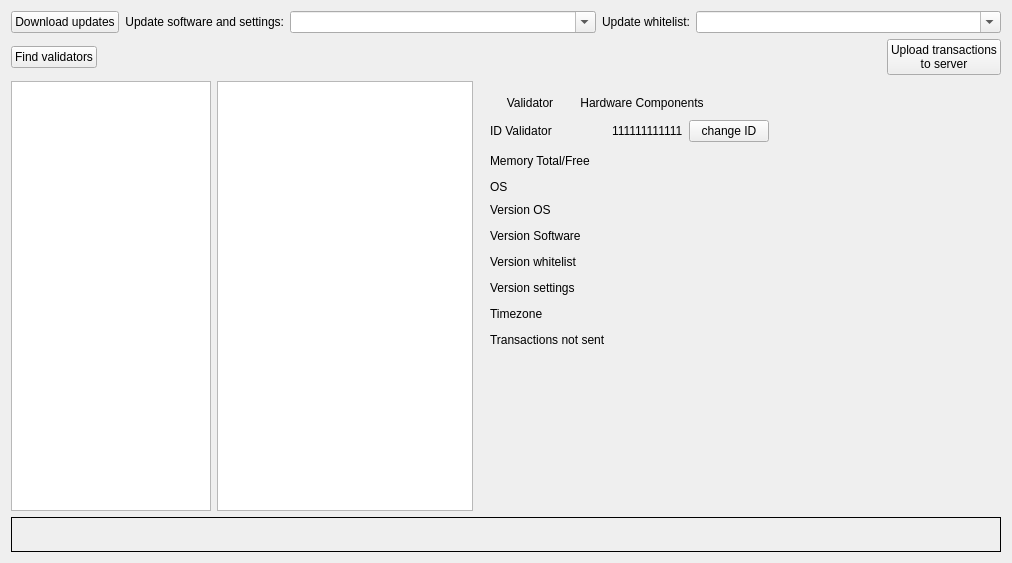
Before: the Qt Designer form updater/updater.ui in sergeysy/updater, drawn with Qt 5.
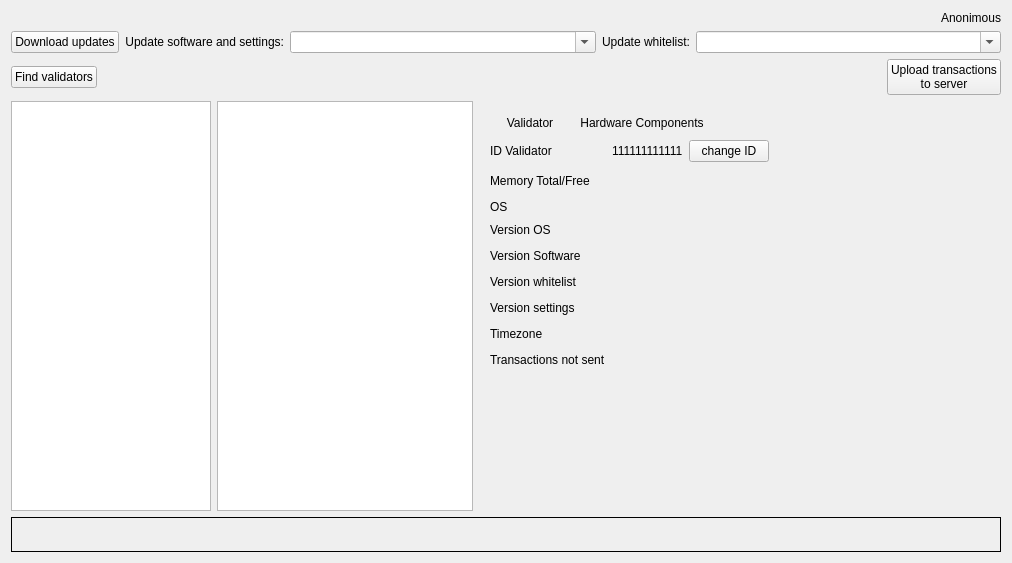
After: the same form once the commit is applied.

Commit message: add show name account. fix show cyrillic symbol

```diff
--- a/updater/updater.ui
+++ b/updater/updater.ui
@@ -15,114 +15,7 @@
   </property>
   <widget class="QWidget" name="centralWidget">
    <layout class="QGridLayout" name="gridLayout_13">
-    <item row="0" column="0">
-     <layout class="QGridLayout" name="gridLayout_11">
-      <item row="0" column="0">
-       <widget class="QPushButton" name="pbDownloadUpdates">
-        <property name="text">
-         <string>Download updates</string>
-        </property>
-       </widget>
-      </item>
-      <item row="0" column="2">
-       <widget class="QComboBox" name="comboBoxUpdateSoftware">
-        <property name="sizePolicy">
-         <sizepolicy hsizetype="MinimumExpanding" vsizetype="Fixed">
-          <horstretch>0</horstretch>
-          <verstretch>0</verstretch>
-         </sizepolicy>
-        </property>
-        <property name="editable">
-         <bool>true</bool>
-        </property>
-       </widget>
-      </item>
-      <item row="0" column="3">
-       <widget class="QLabel" name="label_2">
-        <property name="sizePolicy">
-         <sizepolicy hsizetype="Fixed" vsizetype="Preferred">
-          <horstretch>0</horstretch>
-          <verstretch>0</verstretch>
-         </sizepolicy>
-        </property>
-        <property name="text">
-         <string>Update whitelist:</string>
-        </property>
-        <property name="alignment">
-         <set>Qt::AlignRight|Qt::AlignTrailing|Qt::AlignVCenter</set>
-        </property>
-       </widget>
-      </item>
-      <item row="0" column="1">
-       <widget class="QLabel" name="label">
-        <property name="sizePolicy">
-         <sizepolicy hsizetype="Fixed" vsizetype="Preferred">
-          <horstretch>0</horstretch>
-          <verstretch>0</verstretch>
-         </sizepolicy>
-        </property>
-        <property name="text">
-         <string>Update software and settings:</string>
-        </property>
-        <property name="alignment">
-         <set>Qt::AlignRight|Qt::AlignTrailing|Qt::AlignVCenter</set>
-        </property>
-       </widget>
-      </item>
-      <item row="0" column="4">
-       <widget class="QComboBox" name="comboBoxUpdateWhitelist">
-        <property name="sizePolicy">
-         <sizepolicy hsizetype="MinimumExpanding" vsizetype="Fixed">
-          <horstretch>0</horstretch>
-          <verstretch>0</verstretch>
-         </sizepolicy>
-        </property>
-        <property name="editable">
-         <bool>true</bool>
-        </property>
-       </widget>
-      </item>
-     </layout>
-    </item>
-    <item row="1" column="0">
-     <layout class="QHBoxLayout" name="horizontalLayout">
-      <property name="sizeConstraint">
-       <enum>QLayout::SetMinimumSize</enum>
-      </property>
-      <item>
-       <widget class="QPushButton" name="pbProcessValidators">
-        <property name="text">
-         <string>Find validators</string>
-        </property>
-       </widget>
-      </item>
-      <item>
-       <spacer name="horizontalSpacer">
-        <property name="orientation">
-         <enum>Qt::Horizontal</enum>
-        </property>
-        <property name="sizeType">
-         <enum>QSizePolicy::MinimumExpanding</enum>
-        </property>
-        <property name="sizeHint" stdset="0">
-         <size>
-          <width>40</width>
-          <height>20</height>
-         </size>
-        </property>
-       </spacer>
-      </item>
-      <item>
-       <widget class="QPushButton" name="pbUploadTransactionToServer">
-        <property name="text">
-         <string>Upload transactions
-to server</string>
-        </property>
-       </widget>
-      </item>
-     </layout>
-    </item>
-    <item row="2" column="0">
+    <item row="3" column="0">
      <layout class="QGridLayout" name="gridLayout_12">
       <item row="0" column="0">
        <widget class="QListView" name="listView">
@@ -557,7 +450,7 @@
       </item>
      </layout>
     </item>
-    <item row="3" column="0">
+    <item row="4" column="0">
      <widget class="QLabel" name="labelStatusDetect">
       <property name="sizePolicy">
        <sizepolicy hsizetype="Preferred" vsizetype="Fixed">
@@ -581,6 +474,123 @@
       </property>
      </widget>
     </item>
+    <item row="1" column="0">
+     <layout class="QGridLayout" name="gridLayout_11">
+      <item row="0" column="0">
+       <widget class="QPushButton" name="pbDownloadUpdates">
+        <property name="text">
+         <string>Download updates</string>
+        </property>
+       </widget>
+      </item>
+      <item row="0" column="2">
+       <widget class="QComboBox" name="comboBoxUpdateSoftware">
+        <property name="sizePolicy">
+         <sizepolicy hsizetype="MinimumExpanding" vsizetype="Fixed">
+          <horstretch>0</horstretch>
+          <verstretch>0</verstretch>
+         </sizepolicy>
+        </property>
+        <property name="editable">
+         <bool>true</bool>
+        </property>
+       </widget>
+      </item>
+      <item row="0" column="3">
+       <widget class="QLabel" name="label_2">
+        <property name="sizePolicy">
+         <sizepolicy hsizetype="Fixed" vsizetype="Preferred">
+          <horstretch>0</horstretch>
+          <verstretch>0</verstretch>
+         </sizepolicy>
+        </property>
+        <property name="text">
+         <string>Update whitelist:</string>
+        </property>
+        <property name="alignment">
+         <set>Qt::AlignRight|Qt::AlignTrailing|Qt::AlignVCenter</set>
+        </property>
+       </widget>
+      </item>
+      <item row="0" column="1">
+       <widget class="QLabel" name="label">
+        <property name="sizePolicy">
+         <sizepolicy hsizetype="Fixed" vsizetype="Preferred">
+          <horstretch>0</horstretch>
+          <verstretch>0</verstretch>
+         </sizepolicy>
+        </property>
+        <property name="text">
+         <string>Update software and settings:</string>
+        </property>
+        <property name="alignment">
+         <set>Qt::AlignRight|Qt::AlignTrailing|Qt::AlignVCenter</set>
+        </property>
+       </widget>
+      </item>
+      <item row="0" column="4">
+       <widget class="QComboBox" name="comboBoxUpdateWhitelist">
+        <property name="sizePolicy">
+         <sizepolicy hsizetype="MinimumExpanding" vsizetype="Fixed">
+          <horstretch>0</horstretch>
+          <verstretch>0</verstretch>
+         </sizepolicy>
+        </property>
+        <property name="editable">
+         <bool>true</bool>
+        </property>
+       </widget>
+      </item>
+     </layout>
+    </item>
+    <item row="2" column="0">
+     <layout class="QHBoxLayout" name="horizontalLayout">
+      <property name="sizeConstraint">
+       <enum>QLayout::SetMinimumSize</enum>
+      </property>
+      <item>
+       <widget class="QPushButton" name="pbProcessValidators">
+        <property name="text">
+         <string>Find validators</string>
+        </property>
+       </widget>
+      </item>
+      <item>
+       <spacer name="horizontalSpacer">
+        <property name="orientation">
+         <enum>Qt::Horizontal</enum>
+        </property>
+        <property name="sizeType">
+         <enum>QSizePolicy::MinimumExpanding</enum>
+        </property>
+        <property name="sizeHint" stdset="0">
+         <size>
+          <width>40</width>
+          <height>20</height>
+         </size>
+        </property>
+       </spacer>
+      </item>
+      <item>
+       <widget class="QPushButton" name="pbUploadTransactionToServer">
+        <property name="text">
+         <string>Upload transactions
+to server</string>
+        </property>
+       </widget>
+      </item>
+     </layout>
+    </item>
+    <item row="0" column="0">
+     <widget class="QLabel" name="lbNameAccount">
+      <property name="text">
+       <string>Anonimous</string>
+      </property>
+      <property name="alignment">
+       <set>Qt::AlignRight|Qt::AlignTrailing|Qt::AlignVCenter</set>
+      </property>
+     </widget>
+    </item>
    </layout>
   </widget>
   <widget class="QMenuBar" name="menuBar">
@@ -589,7 +599,7 @@
      <x>0</x>
      <y>0</y>
      <width>1012</width>
-     <height>25</height>
+     <height>22</height>
     </rect>
    </property>
    <property name="nativeMenuBar">
```
The commit also changes 12 other files.
